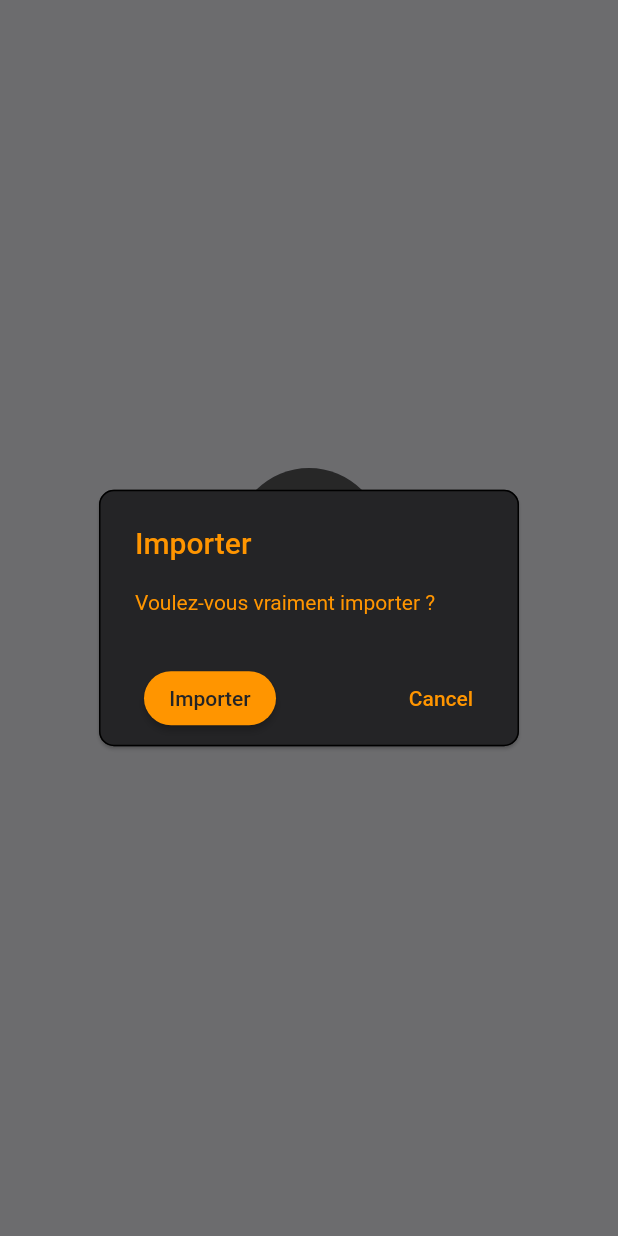
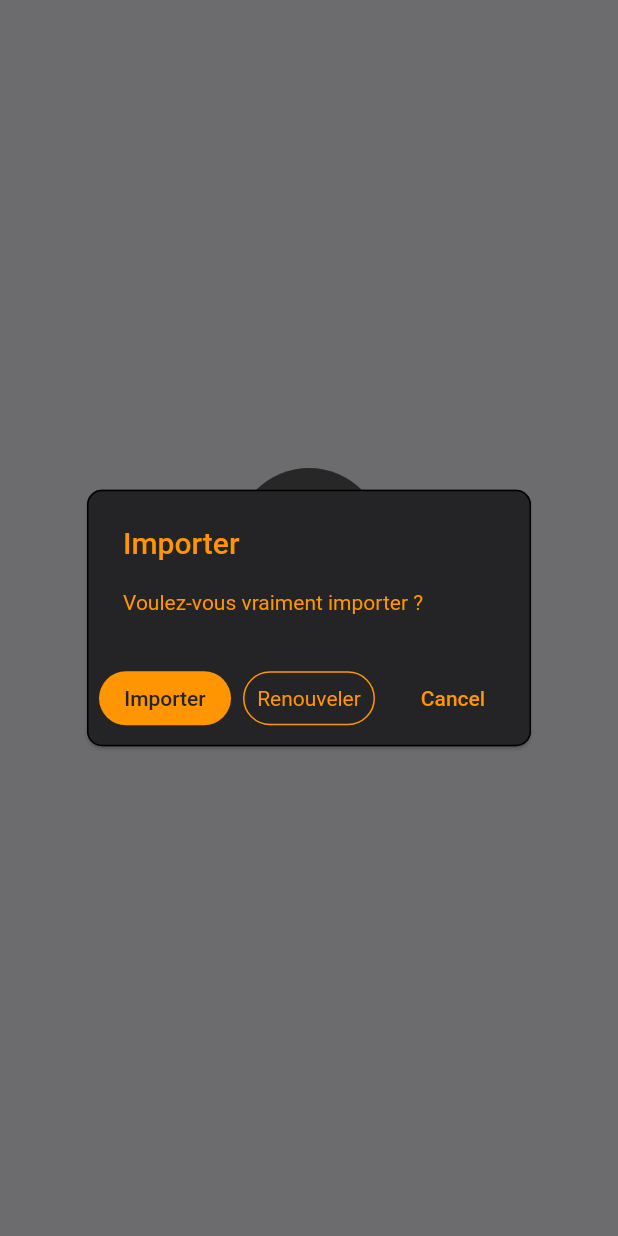
Before and after one commit to EngrTAHAR-Noureddine/scanApp, a Flutter app: the ImportNewerFile screen opened by its route, after a tap on the "add" icon, on a phone screen of 412 x 824 dp. Run offline on Flutter 3.47's test engine with Material 2 defaults, Android fonts, the phone set to English and light mode, and no system bars; our stand-ins replace file_picker, flutter_slidable, sqflite; missing offline and left inert: spreadsheet_decoder; accounts and stored records are empty; key blocks and very long unbroken strings in the code were emptied for the run.

Commit message:
" add import - update- reset - renewWork to inventory "

```diff
--- a/lib/main.dart
+++ b/lib/main.dart
@@ -3,7 +3,7 @@ import 'package:flutter/services.dart';
 import 'package:provider/provider.dart';
 import 'package:scanapp/view_models/providers/exports_list.dart';
 import 'package:scanapp/view_models/providers/home.dart';
-import 'package:scanapp/view_models/providers/import_new_file.dart';
+import 'package:scanapp/view_models/providers/process_on_file.dart';
 import 'package:scanapp/view_models/providers/inventories_list.dart';
 import 'package:scanapp/view_models/providers/list_of_items.dart';
 import 'package:scanapp/view_models/providers/login.dart';
@@ -63,8 +63,8 @@ class MyApp extends StatelessWidget {
             create: (context) => SearchProvider(), ),
           ChangeNotifierProvider<ScannerProvider>(
             create: (context) => ScannerProvider(), ),
-          ChangeNotifierProvider<ImportNewFileProvider>(
-            create: (context) => ImportNewFileProvider(), ),
+          ChangeNotifierProvider<ProcessFileProvider>(
+            create: (context) => ProcessFileProvider(), ),
 
         ],
         child: Builder(
--- a/lib/view_models/providers/home.dart
+++ b/lib/view_models/providers/home.dart
@@ -28,6 +28,9 @@ class HomeProvider extends ChangeNotifier{
     bigger = !bigger;
 
     notifyListeners();
+  }
+  setState(){
+     notifyListeners();
   }
 
   Color colorBox(int num){
--- a/lib/view_models/providers/main.dart
+++ b/lib/view_models/providers/main.dart
@@ -1,4 +1,5 @@
 import 'package:flutter/material.dart';
+import 'package:scanapp/data/database.dart';
 import 'package:scanapp/models/database_models/user.dart';
 
 class MainProvider extends ChangeNotifier{
@@ -13,4 +14,9 @@ class MainProvider extends ChangeNotifier{
     this.user = user;
   }
 
+  Future<User?> getUser()async{
+    user = await DBProvider.db.getUser(1);
+    return user;
+  }
+
 }
--- a/lib/view_models/providers/import_new_file.dart
+++ b/lib/view_models/providers/process_on_file.dart
@@ -29,10 +29,10 @@ import 'package:spreadsheet_decoder/spreadsheet_decoder.dart';
 
 
 
-class ImportNewFileProvider extends ChangeNotifier{
-  static ImportNewFileProvider? _instance;
-  ImportNewFileProvider._();
-  factory ImportNewFileProvider() => _instance ??=ImportNewFileProvider._();
+class ProcessFileProvider extends ChangeNotifier{
+  static ProcessFileProvider? _instance;
+  ProcessFileProvider._();
+  factory ProcessFileProvider() => _instance ??=ProcessFileProvider._();
 
   late File file;
 
@@ -65,19 +65,22 @@ class ImportNewFileProvider extends ChangeNotifier{
   }
 
   //"Renouveler"
+  //import - update - reset
+  Future<void> showDialogToProcess(BuildContext context,String process) async {
 
-  Future<void> showDialogToProcess(BuildContext context,String text) async {
+    await MainProvider().getUser();
+    Inventory? inv = await DBProvider.db.getIncompleteInventory();
+
+
 
     String title;
-    if(text == "cancel"){
-      title = "Annuler le processus";
-    }else{
-      if(MainProvider().user!.productLotsTable != "Emprty"){
-        title = (text=="new")?"Importer":"Mettre à jour";
+
+      if(MainProvider().user!.productLotsTable != "Empty"){
+        title = (process=="import")?"Importer":(process == "reset")?"Réinitialiser":"Mettre à jour";
       }else{
         title = "Importer";
       }
-    }
+
 
 
 
@@ -100,35 +103,45 @@ class ImportNewFileProvider extends ChangeNotifier{
                 actions: <Widget>[
 
                   MaterialButton(
+                    splashColor: Colors.transparent,
+                    focusColor: Colors.transparent,
+                    hoverColor: Colors.transparent,
+                    highlightColor: Colors.transparent,
+                    highlightElevation: 0,
+                    elevation: 0,
+                    focusElevation: 0,
+                    hoverElevation: 0,
+
                     color:ColorsOf().containerThings() ,
                     shape: RoundedRectangleBorder(
                       borderRadius: BorderRadius.circular(100),
                     ),
                     padding: EdgeInsets.all(0),
-                    child: Text((text != "cancel")?title:"OUI",style: TextStyle(color: ColorsOf().primaryBackGround()),),
+                    child: Text(title,style: TextStyle(color: ColorsOf().primaryBackGround()),),
 
 
-                    onPressed:(text != "cancel")? ()=>pickFileExcel(context,(title != "Importer")?true:false)
-                        :(){
-                          Navigator.pop(context);
-                          HomeProvider().changeSelecter(0, context, "/inventoryList");
-                          Navigator.pop(context);
-                          //Navigator.pushNamed(context, "/home");
-
-                          },
+                    onPressed:(process != "reset")?()=>pickFileExcel(context,(title != "Importer")?true:false):()=>resetInventory(context),
 
 
                   ),
 
-                  ((text != "cancel")&&(MainProvider().user!.productLotsTable != "Empty"))?
+                  ((title == "Importer")&&(inv == null))?
                   MaterialButton(
+                    splashColor: Colors.transparent,
+                    focusColor: Colors.transparent,
+                    hoverColor: Colors.transparent,
+                    highlightColor: Colors.transparent,
+                    highlightElevation: 0,
+                    elevation: 0,
+                    focusElevation: 0,
+                    hoverElevation: 0,
                     color:Colors.transparent ,
                     shape: RoundedRectangleBorder(
                       borderRadius: BorderRadius.circular(100),
-                      side: BorderSide(color:ColorsOf().primaryBackGround(),width: 1,style: BorderStyle.solid)
+                      side: BorderSide(color:ColorsOf().containerThings(),width: 1,style: BorderStyle.solid)
                     ),
                     padding: EdgeInsets.all(0),
-                    child: Text("Renouveler" ,style: TextStyle(color: ColorsOf().primaryBackGround()),),
+                    child: Text("Renouveler" ,style: TextStyle(color: ColorsOf().containerThings(),fontWeight: FontWeight.normal),),
 
                     onPressed: ()=>renewWork(context),
 
@@ -137,7 +150,15 @@ class ImportNewFileProvider extends ChangeNotifier{
 
 
                   MaterialButton(
-                    child: Text((text != "cancel")?'Cancel':"Non",style:TextStyle(color: ColorsOf().containerThings() )),
+                    splashColor: Colors.transparent,
+                    focusColor: Colors.transparent,
+                    hoverColor: Colors.transparent,
+                    highlightColor: Colors.transparent,
+                    highlightElevation: 0,
+                    elevation: 0,
+                    focusElevation: 0,
+                    hoverElevation: 0,
+                    child: Text('Cancel',style:TextStyle(color: ColorsOf().containerThings() )),
                     onPressed: () {
                       Navigator.of(context).pop();
                     },
@@ -153,20 +174,18 @@ class ImportNewFileProvider extends ChangeNotifier{
   }
 
 
-  Widget processSaving(context,text){
+  Widget processSaving(context,process){
 
-    String meg = (text == "import")?"Importer Fichier.....":"Mettre à jour.....";
+    String meg = (process == "import")?"Importer Fichier.....":"Mettre à jour.....";
 
     return WillPopScope(
       onWillPop: () async{
-
-         await showDialogToProcess(context,"cancel");
         return false;
       },
       child: Scaffold(
         backgroundColor: ColorsOf().backGround(),
         body: FutureBuilder(
-          future: (text == "import")?saveInDataBase():updateDataBase(),
+          future: (process == "import")?importInDataBase():updateDataBase(),
           builder: (context, snapshot) {
             print(snapshot);
 
@@ -208,16 +227,13 @@ class ImportNewFileProvider extends ChangeNotifier{
     );
   }
 
-  Widget whenFinishProcess(context,text){
-    String msg = (text == "Success")? "le processus est terminé avec succès":"le processus a échoué";
-    Color aColor =  (text == "Success")? ColorsOf().finisheItem():ColorsOf().deleteItem();
-    Color textColor = (text == "Success")? ColorsOf().borderContainer():ColorsOf().backGround();
+  Widget whenFinishProcess(context,isSuccess){
+    String msg = (isSuccess == "Success")? "le processus est terminé avec succès":"le processus a échoué";
+    Color aColor =  (isSuccess == "Success")? ColorsOf().finisheItem():ColorsOf().deleteItem();
+    Color textColor = (isSuccess == "Success")? ColorsOf().borderContainer():ColorsOf().backGround();
 
     return WillPopScope(
       onWillPop: () async{
-        HomeProvider().changeSelecter(0, context, "/inventoryList");
-        Navigator.pop(context);
-        //Navigator.pushNamed(context, "/home");
         return false;
       },
       child: Scaffold(
@@ -662,14 +678,12 @@ class ImportNewFileProvider extends ChangeNotifier{
   }
 
 
-
-
-  Future<bool> saveInDataBase()async{
+  Future<bool> importInDataBase()async{
 
 
 
     //bool loading = false;
-    List<String> listing = ["Empty","Empty","Empty","Empty","Empty","Empty","Empty","Empty"];
+    List<String?> listing = ["Empty","Empty","Empty","Empty","Empty","Empty","Empty","Empty"];
     int totalStockSys =0;
 
 
@@ -715,7 +729,7 @@ class ImportNewFileProvider extends ChangeNotifier{
                 if((await DBProvider.db.getAllProductCategories()).isNotEmpty){listing[7] = "Done";} else listing[7] = "Empty";
                 /* product lot  */
                 if((await DBProvider.db.getAllProductLots()).isNotEmpty){
-                  listing[7] = "Done";
+                  listing[6] = "Done";
                   await  DBProvider.db.newInventory(new Inventory(
                       closeDate: DateTime(2000, 1, 1).toIso8601String(),
                       openingDate: DateTime.now().toIso8601String(),
@@ -735,7 +749,10 @@ class ImportNewFileProvider extends ChangeNotifier{
                })
         .catchError((err)=>throw err);
 
-await DBProvider.db.updateUser(new User(
+    print(listing[6]);
+    print(totalStockSys);
+await DBProvider.db.updateUser( User(
+  id: 1,
   allStocks: totalStockSys,
   sitesTable: listing[0],
   companyTable: listing[1],
@@ -748,7 +765,7 @@ await DBProvider.db.updateUser(new User(
 
 ));
 
-
+    await MainProvider().getUser();
 
   return ((await DBProvider.db.getAllProductLots()).isNotEmpty)?true:false;
 
@@ -795,14 +812,16 @@ await DBProvider.db.updateUser(new User(
       if((await DBProvider.db.getAllProductCategories()).isNotEmpty){listing[7] = "Done";} else listing[7] = "Empty";
       /* product lot  */
       if((await DBProvider.db.getAllProductLots()).isNotEmpty){
-        listing[7] = "Done";
+        listing[6] = "Done";
 
       }else{ listing[6] = "Empty"; throw "il n'y a pas des lots"; }
 
 
     }catch(e){ throw "catch error : "+e.toString(); }
 
-    await DBProvider.db.updateUser(new User(
+    print(listing[6]);
+    await DBProvider.db.updateUser(User(
+      id: 1,
       allStocks: totalStockSys,
       sitesTable: listing[0],
       companyTable: listing[1],
@@ -816,17 +835,35 @@ await DBProvider.db.updateUser(new User(
     ));
 
 
-
+    await MainProvider().getUser();
     return ((await DBProvider.db.getAllProductLots()).isNotEmpty)?true:false;
   }
 
   Future<void> renewWork(context)async{
+
+    Inventory inv = new Inventory(status: "begin", closeDate: DateTime(2000,1,1).toIso8601String(), openingDate: DateTime.now().toIso8601String());
+    await DBProvider.db.newInventory(inv);
+    HomeProvider().changeSelecter(0, context, "/inventoryList");
+    Navigator.pop(context);
+    HomeProvider().setState();
+    //Navigator.pushNamed(context, "/home");
+    //notifyListeners();
+
+
+
+  }
+
+  Future<void> resetInventory(context)async{
+
     Inventory? inv = await DBProvider.db.getIncompleteInventory();
     if(inv != null){
-          await DBProvider.db.clearInventoryWithLines(inv);
+      await DBProvider.db.resetInventory(inv);
+      // print(DateTime.tryParse(inv.openingDate??DateTime.now().toIso8601String()));
+      //  print(inv.status);
     }
     HomeProvider().changeSelecter(0, context, "/inventoryList");
     Navigator.pop(context);
+    HomeProvider().setState();
     //Navigator.pushNamed(context, "/home");
     //notifyListeners();
   }
--- a/lib/views/import_new_file.dart
+++ b/lib/views/import_new_file.dart
@@ -2,12 +2,12 @@ import 'package:flutter/material.dart';
 import 'package:flutter/rendering.dart';
 import 'package:provider/provider.dart';
 import 'package:scanapp/models/variables_define/colors.dart';
-import 'package:scanapp/view_models/providers/import_new_file.dart';
+import 'package:scanapp/view_models/providers/process_on_file.dart';
 class ImportNewerFile extends StatelessWidget {
 
   @override
   Widget build(BuildContext context) {
-    return  Consumer<ImportNewFileProvider>(
+    return  Consumer<ProcessFileProvider>(
         builder: (context, value, child) {
           return Scaffold(
               backgroundColor: ColorsOf().backGround(),
```
Also changed, not shown: lib/data/database.dart (+13 -1 lines), lib/views/inventories_list.dart (+4 -3 lines). Lines whose indentation alone changed are shown as unchanged.
